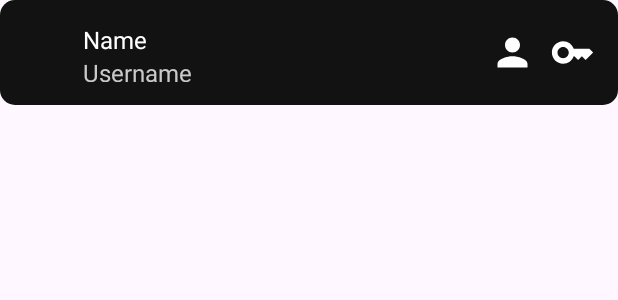
After one commit to hypertensiune/Passknight, an Android app: the layout password_list_item.xml on its own in the app's theme, with its tools: preview values and no code run, on a phone screen of 412 x 824 dp. The commit adds this screen. Shown: the top 300 px of the screen. Run offline under Robolectric (Android 15) with nearby library versions, the phone set to English and light mode, and no system bars.

Commit message:
Passwords tab

```diff
--- a/android/app/src/main/java/com/example/passknight/services/Firestore.kt
+++ b/android/app/src/main/java/com/example/passknight/services/Firestore.kt
@@ -4,6 +4,7 @@ import android.content.Context
 import android.util.Log
 import com.example.passknight.models.NoteItem
 import com.example.passknight.models.PasswordItem
+import com.example.passknight.models.Vault
 import com.google.firebase.Firebase
 import com.google.firebase.FirebaseApp
 import com.google.firebase.FirebaseException
@@ -37,13 +38,15 @@ object Firestore {
         return res.data?.keys?.toList()
     }
 
-    suspend fun getData(vault: String) {
+    suspend fun getData(vault: String): MutableMap<String, Any>? {
         try {
             val vaultId = vaults?.get(vault) as String
             val res = Firebase.firestore.collection("vaults").document(vaultId).get().await()
             Log.d("Passknight", "DOC: ${res.data}")
+            return res.data
         } catch (e: FirebaseException) {
             e.printStackTrace()
+            return null
         }
     }
 
--- /dev/null
+++ b/android/app/src/main/res/drawable/baseline_key_24.xml
@@ -0,0 +1,5 @@
+<vector android:height="24dp" android:tint="#FFFFFF"
+    android:viewportHeight="24" android:viewportWidth="24"
+    android:width="24dp" xmlns:android="http://schemas.android.com/apk/res/android">
+    <path android:fillColor="@android:color/white" android:pathData="M21,10h-8.35C11.83,7.67 9.61,6 7,6c-3.31,0 -6,2.69 -6,6s2.69,6 6,6c2.61,0 4.83,-1.67 5.65,-4H13l2,2l2,-2l2,2l4,-4.04L21,10zM7,15c-1.65,0 -3,-1.35 -3,-3c0,-1.65 1.35,-3 3,-3s3,1.35 3,3C10,13.65 8.65,15 7,15z"/>
+</vector>
--- /dev/null
+++ b/android/app/src/main/res/drawable/baseline_person_24.xml
@@ -0,0 +1,5 @@
+<vector android:height="24dp" android:tint="#FFFFFF"
+    android:viewportHeight="24" android:viewportWidth="24"
+    android:width="24dp" xmlns:android="http://schemas.android.com/apk/res/android">
+    <path android:fillColor="@android:color/white" android:pathData="M12,12c2.21,0 4,-1.79 4,-4s-1.79,-4 -4,-4 -4,1.79 -4,4 1.79,4 4,4zM12,14c-2.67,0 -8,1.34 -8,4v2h16v-2c0,-2.66 -5.33,-4 -8,-4z"/>
+</vector>
--- /dev/null
+++ b/android/app/src/main/res/layout/password_list_item.xml
@@ -0,0 +1,86 @@
+<?xml version="1.0" encoding="utf-8"?>
+<layout xmlns:android="http://schemas.android.com/apk/res/android"
+    xmlns:app="http://schemas.android.com/apk/res-auto"
+    xmlns:tools="http://schemas.android.com/tools">
+
+    <data>
+        <variable name="name" type="String" />
+        <variable name="username" type="String" />
+        <variable name="website" type="String" />
+    </data>
+
+    <LinearLayout
+        android:layout_width="match_parent"
+        android:layout_height="70dp"
+        android:background="@drawable/item_shape"
+        android:layout_marginBottom="20dp"
+        android:orientation="horizontal"
+        android:padding="15dp">
+
+        <LinearLayout
+            android:layout_width="wrap_content"
+            android:layout_height="wrap_content"
+            android:orientation="vertical"
+            android:layout_gravity="center"
+            android:layout_marginEnd="10dp">
+
+            <ImageView
+                android:layout_width="30dp"
+                android:layout_height="30dp"
+                app:websiteIcon="@{website}"/>
+
+        </LinearLayout>
+
+        <LinearLayout
+            android:layout_width="wrap_content"
+            android:layout_height="wrap_content"
+            android:orientation="vertical">
+
+            <TextView
+                android:layout_span="1"
+                android:layout_width="wrap_content"
+                android:layout_height="wrap_content"
+                android:text="@{name}"
+                tools:text="Name"
+                android:textColor="@color/white"
+                android:textSize="16sp"
+                app:layout_constraintEnd_toEndOf="parent"
+                app:layout_constraintStart_toStartOf="parent"
+                app:layout_constraintTop_toTopOf="parent"/>
+
+            <TextView
+                android:layout_width="wrap_content"
+                android:layout_height="wrap_content"
+                android:text="@{username}"
+                tools:text="Username"
+                android:textColor="@color/ForegroundColor"
+                android:textSize="16sp"
+                app:layout_constraintEnd_toEndOf="parent"
+                app:layout_constraintStart_toStartOf="parent"
+                app:layout_constraintTop_toTopOf="parent"/>
+
+        </LinearLayout>
+
+        <LinearLayout
+            android:layout_width="match_parent"
+            android:layout_height="match_parent"
+            android:gravity="end|center_vertical">
+
+            <androidx.appcompat.widget.AppCompatButton
+                android:layout_width="30dp"
+                android:layout_height="30dp"
+                android:layout_marginEnd="10dp"
+                android:background="@drawable/baseline_person_24"
+                android:backgroundTint="@color/white" />
+
+            <androidx.appcompat.widget.AppCompatButton
+                android:background="@drawable/baseline_key_24"
+                android:backgroundTint="@color/white"
+                android:layout_width="30dp"
+                android:layout_height="30dp" />
+
+        </LinearLayout>
+
+    </LinearLayout>
+
+</layout>
--- a/android/build.gradle.kts
+++ b/android/build.gradle.kts
@@ -4,4 +4,6 @@ plugins {
     id("org.jetbrains.kotlin.android") version "1.9.10" apply false
 
     id("com.google.gms.google-services") version "4.4.2" apply false
+
+    id("androidx.navigation.safeargs.kotlin") version  "2.7.7" apply false
 }
```
Also changed, not shown: android/app/build.gradle.kts (+8 -0 lines), android/app/src/main/java/com/example/passknight/BindingAdapters.kt (+45 -0 lines), android/app/src/main/java/com/example/passknight/ViewPagerAdapter.kt (+4 -4 lines), android/app/src/main/java/com/example/passknight/adapters/PasswordListAdapter.kt (added, +33 -0 lines), android/app/src/main/java/com/example/passknight/adapters/PkRecyclerViewAdapter.kt (renamed from android/app/src/main/java/com/example/passknight/PkRecyclerViewAdapter.kt, +5 -4 lines), android/app/src/main/java/com/example/passknight/fragments/TabPasswords.kt (+23 -1 lines), android/app/src/main/java/com/example/passknight/fragments/VaultView.kt (+11 -2 lines), android/app/src/main/java/com/example/passknight/models/Vault.kt (+42 -9 lines), android/app/src/main/java/com/example/passknight/viewmodels/VaultViewModel.kt (+12 -4 lines), android/app/src/main/res/layout/fragment_tab_passwords.xml (+6 -8 lines).
